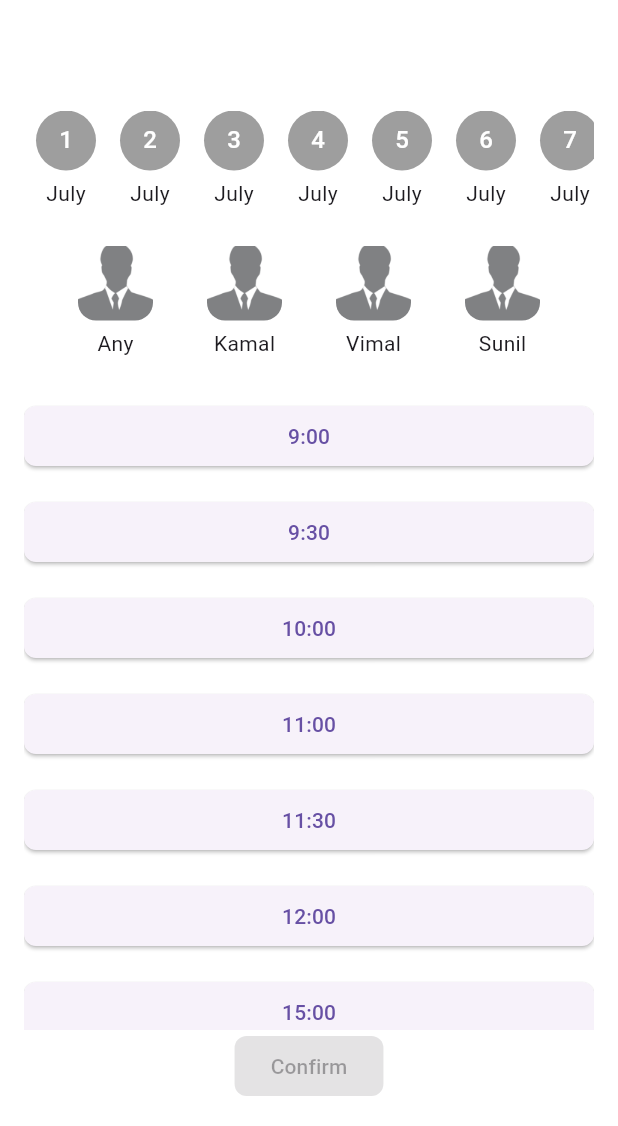
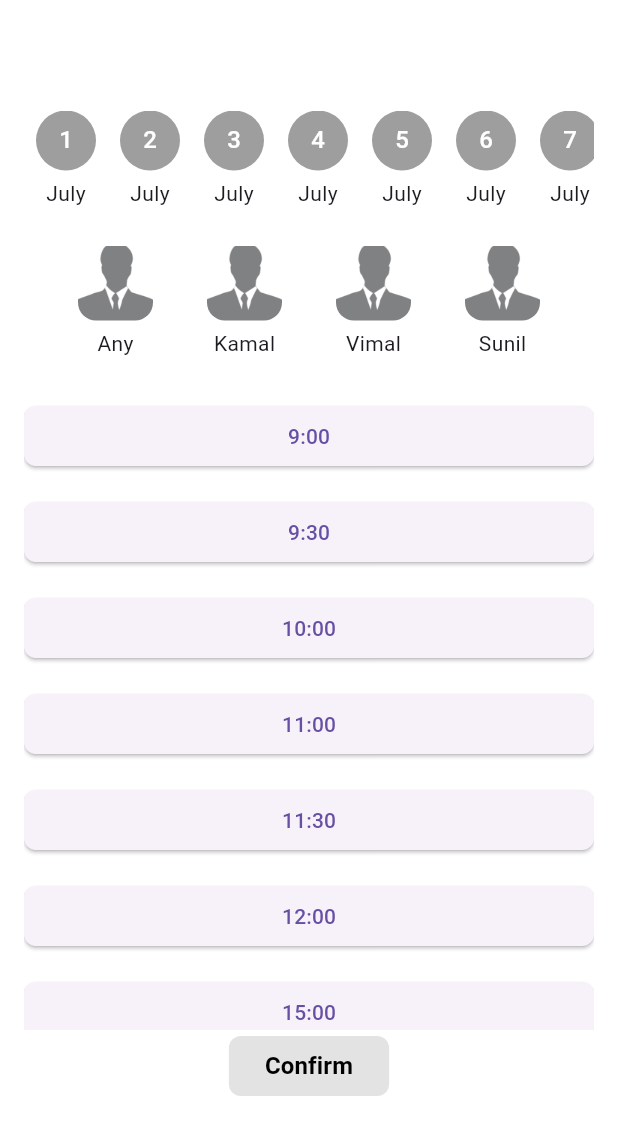
Before and after one commit to jayasinghesasmitha/Vivora-Mobile-app, a Flutter app: the BookingScreen screen opened directly, on a phone screen of 412 x 824 dp, the part 110-1236 px from its top. Run offline on Flutter 3.47's test engine with Material 3 defaults, Android fonts, the phone set to English and light mode, and no system bars; our stand-ins replace cloud_firestore, firebase_auth, firebase_core, flutter_dotenv, flutter_map, geolocator and 2 more; accounts and stored records are empty.

Commit message:
Update booking_screen.dart

```diff
--- a/book_my_saloon/lib/screens/booking_screen.dart
+++ b/book_my_saloon/lib/screens/booking_screen.dart
@@ -221,13 +221,20 @@ class _BookingScreenState extends State<BookingScreen> {
                     }
                   : null,
               style: ElevatedButton.styleFrom(
-                backgroundColor: Colors.black,
+                backgroundColor: const Color.fromARGB(255, 255, 255, 255),
                 shape: RoundedRectangleBorder(
                   borderRadius: BorderRadius.circular(8),
                 ),
                 // Disable button when onPressed is null
               ),
-              child: const Text('Confirm'),
+              child: const Text(
+                'Confirm',
+                style: TextStyle(
+                  fontSize: 16,
+                  fontWeight: FontWeight.bold,
+                  color: Colors.black,
+                ),
+              ),
             ),
           ],
         ),
```
